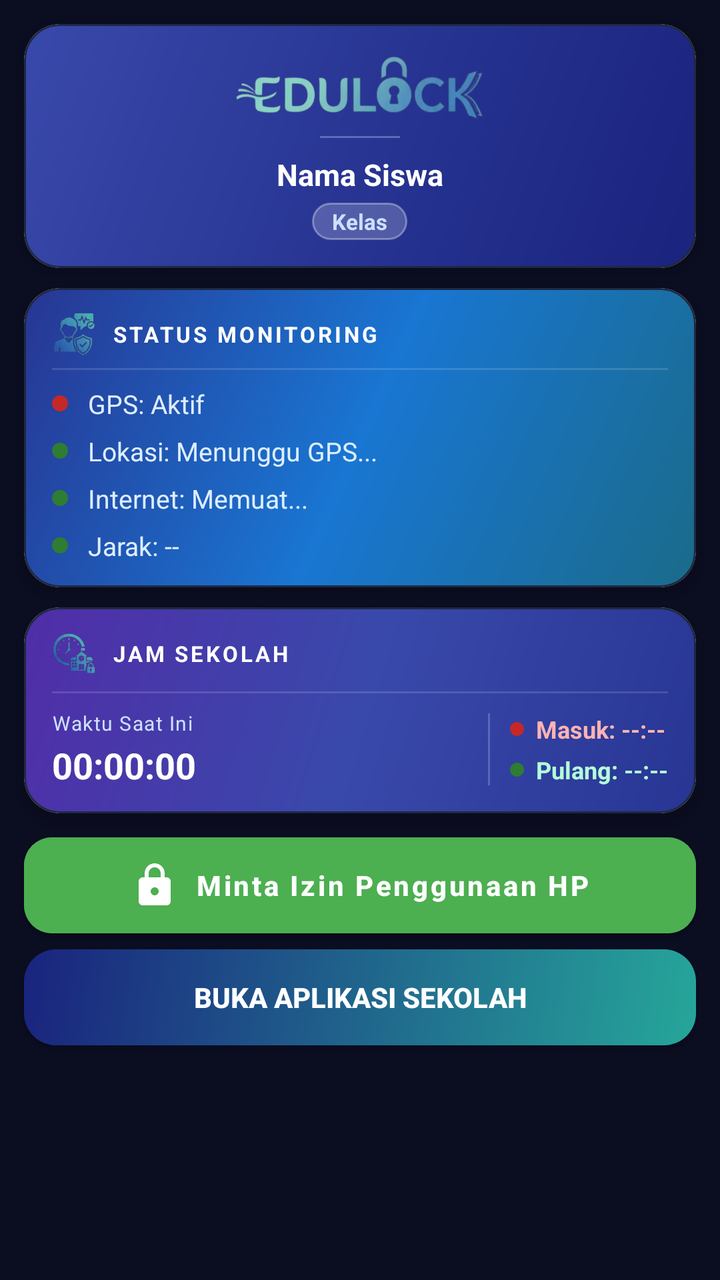
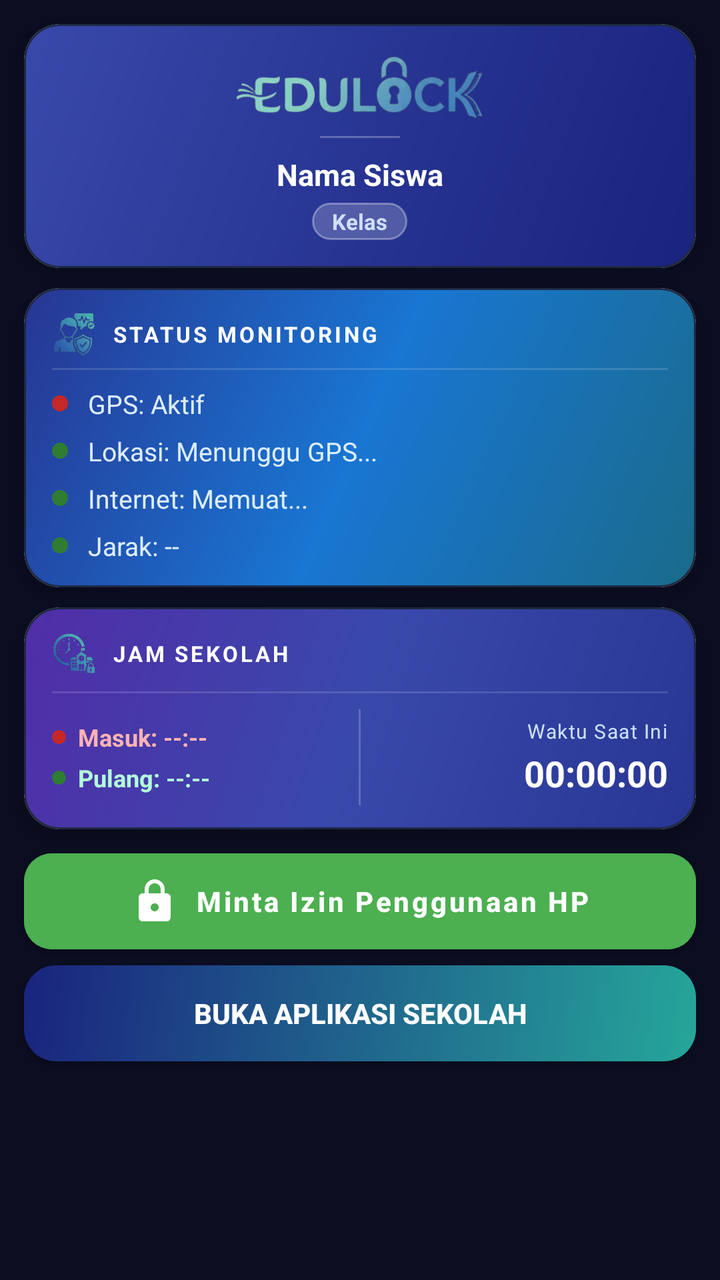

Before-and-after screenshots of an Android layout around one commit, followed by the original layout XML and the change that was made.
<!-- AndroidManifest.xml: application theme Theme.EduLock -->
<!-- res/layout/activity_main.xml -->
<?xml version="1.0" encoding="utf-8"?>
<ScrollView xmlns:android="http://schemas.android.com/apk/res/android"
    xmlns:app="http://schemas.android.com/apk/res-auto"
    xmlns:tools="http://schemas.android.com/tools"
    android:layout_width="match_parent"
    android:layout_height="match_parent"
    android:background="#0B0D21"
    android:fillViewport="true"
    tools:context=".MainActivity">

    <LinearLayout
        android:layout_width="match_parent"
        android:layout_height="wrap_content"
        android:orientation="vertical"
        android:padding="12dp"
        android:clipToPadding="false">

        
        <com.google.android.material.card.MaterialCardView
            android:layout_width="match_parent"
            android:layout_height="wrap_content"
            app:cardCornerRadius="18dp"
            app:cardElevation="6dp"
            app:strokeWidth="1dp"
            app:strokeColor="#1E2942">

            <LinearLayout
                android:id="@+id/llHeader"
                android:layout_width="match_parent"
                android:layout_height="wrap_content"
                android:orientation="vertical"
                android:background="@drawable/bg_header"
                android:paddingTop="16dp"
                android:paddingBottom="14dp"
                android:paddingStart="14dp"
                android:paddingEnd="14dp"
                android:gravity="center_horizontal">

                
                <FrameLayout
                    android:layout_width="wrap_content"
                    android:layout_height="wrap_content"
                    android:layout_gravity="center_horizontal">

                    <ImageView
                        android:layout_width="140dp"
                        android:layout_height="32dp"
                        android:src="@drawable/img_wordmark_edulock"
                        android:scaleType="fitCenter"
                        android:adjustViewBounds="true"
                        android:contentDescription="EduLock" />

                    
                    <TextView
                        android:id="@+id/tvAppTitle"
                        android:layout_width="140dp"
                        android:layout_height="32dp"
                        android:alpha="0"
                        android:text="EduLock"
                        android:clickable="true"
                        android:focusable="true" />
                </FrameLayout>

                
                <View
                    android:layout_width="40dp"
                    android:layout_height="1dp"
                    android:background="#44FFFFFF"
                    android:layout_marginTop="8dp"
                    android:layout_marginBottom="8dp" />

                
                <TextView
                    android:id="@+id/tvStudentName"
                    android:layout_width="wrap_content"
                    android:layout_height="wrap_content"
                    android:text="Nama Siswa"
                    android:textSize="15sp"
                    android:textStyle="bold"
                    android:textColor="#FFFFFF"
                    android:gravity="center"
                    android:maxLines="1"
                    android:ellipsize="end" />

                <LinearLayout
                    android:layout_width="wrap_content"
                    android:layout_height="wrap_content"
                    android:orientation="horizontal"
                    android:gravity="center_vertical"
                    android:layout_marginTop="4dp">

                    
                    <TextView
                        android:id="@+id/tvClass"
                        android:layout_width="wrap_content"
                        android:layout_height="wrap_content"
                        android:text="Kelas"
                        android:textSize="11sp"
                        android:textStyle="bold"
                        android:textColor="#CCE0FF"
                        android:background="@drawable/chip_trust_bg"
                        android:paddingStart="10dp"
                        android:paddingEnd="10dp"
                        android:paddingTop="2dp"
                        android:paddingBottom="2dp" />
                </LinearLayout>

            </LinearLayout>
        </com.google.android.material.card.MaterialCardView>

        
        <com.google.android.material.card.MaterialCardView
            android:id="@+id/cvStatus"
            android:layout_width="match_parent"
            android:layout_height="wrap_content"
            android:layout_marginTop="10dp"
            app:cardCornerRadius="18dp"
            app:cardElevation="6dp"
            app:strokeWidth="1dp"
            app:strokeColor="#1E2942">

            <LinearLayout
                android:layout_width="match_parent"
                android:layout_height="wrap_content"
                android:orientation="vertical"
                android:background="@drawable/bg_status_card"
                android:paddingStart="14dp"
                android:paddingEnd="14dp"
                android:paddingTop="12dp"
                android:paddingBottom="12dp">

                
                <LinearLayout
                    android:layout_width="match_parent"
                    android:layout_height="wrap_content"
                    android:orientation="horizontal"
                    android:gravity="center_vertical"
                    android:layout_marginBottom="6dp">

                    <ImageView
                        android:layout_width="22dp"
                        android:layout_height="22dp"
                        android:src="@drawable/ic_status_monitoring"
                        android:scaleType="fitCenter"
                        android:adjustViewBounds="true"
                        android:layout_marginEnd="8dp" />

                    <TextView
                        android:layout_width="0dp"
                        android:layout_height="wrap_content"
                        android:layout_weight="1"
                        android:text="STATUS MONITORING"
                        android:textSize="11sp"
                        android:textStyle="bold"
                        android:letterSpacing="0.12"
                        android:textColor="#FFFFFF" />
                </LinearLayout>

                
                <View
                    android:layout_width="match_parent"
                    android:layout_height="1dp"
                    android:background="#22FFFFFF"
                    android:layout_marginBottom="8dp" />

                
                <LinearLayout
                    android:layout_width="match_parent"
                    android:layout_height="wrap_content"
                    android:orientation="horizontal"
                    android:gravity="center_vertical"
                    android:layout_marginBottom="6dp">

                    <View
                        android:layout_width="8dp"
                        android:layout_height="8dp"
                        android:background="@drawable/dot_red"
                        android:layout_marginEnd="10dp" />

                    <TextView
                        android:id="@+id/tvGPSStatus"
                        android:layout_width="wrap_content"
                        android:layout_height="wrap_content"
                        android:text="GPS: Aktif"
                        android:textSize="13sp"
                        android:textColor="#DDEEFF" />
                </LinearLayout>

                
                <LinearLayout
                    android:layout_width="match_parent"
                    android:layout_height="wrap_content"
                    android:orientation="horizontal"
                    android:gravity="center_vertical"
                    android:layout_marginBottom="6dp">

                    <View
                        android:layout_width="8dp"
                        android:layout_height="8dp"
                        android:background="@drawable/dot_green"
                        android:layout_marginEnd="10dp" />

                    <TextView
                        android:id="@+id/tvLocationStatus"
                        android:layout_width="wrap_content"
                        android:layout_height="wrap_content"
                        android:text="Lokasi: Menunggu GPS..."
                        android:textSize="13sp"
                        android:textColor="#DDEEFF" />
                </LinearLayout>

                
                <LinearLayout
                    android:layout_width="match_parent"
                    android:layout_height="wrap_content"
                    android:orientation="horizontal"
                    android:gravity="center_vertical"
                    android:layout_marginBottom="6dp">

                    <View
                        android:layout_width="8dp"
                        android:layout_height="8dp"
                        android:background="@drawable/dot_green"
                        android:layout_marginEnd="10dp" />

                    <TextView
                        android:id="@+id/tvInternetStatus"
                        android:layout_width="wrap_content"
                        android:layout_height="wrap_content"
                        android:text="Internet: Memuat..."
                        android:textSize="13sp"
                        android:textColor="#DDEEFF" />
                </LinearLayout>

                
                <LinearLayout
                    android:layout_width="match_parent"
                    android:layout_height="wrap_content"
                    android:orientation="horizontal"
                    android:gravity="center_vertical">

                    <View
                        android:layout_width="8dp"
                        android:layout_height="8dp"
                        android:background="@drawable/dot_green"
                        android:layout_marginEnd="10dp" />

                    <TextView
                        android:id="@+id/tvDistance"
                        android:layout_width="wrap_content"
                        android:layout_height="wrap_content"
                        android:text="Jarak: --"
                        android:textSize="13sp"
                        android:textColor="#DDEEFF" />
                </LinearLayout>

            </LinearLayout>
        </com.google.android.material.card.MaterialCardView>

        
        <com.google.android.material.card.MaterialCardView
            android:id="@+id/cvSchoolHours"
            android:layout_width="match_parent"
            android:layout_height="wrap_content"
            android:layout_marginTop="10dp"
            app:cardCornerRadius="18dp"
            app:cardElevation="6dp"
            app:strokeWidth="1dp"
            app:strokeColor="#1E2942">

            <LinearLayout
                android:layout_width="match_parent"
                android:layout_height="wrap_content"
                android:orientation="vertical"
                android:background="@drawable/bg_time_card"
                android:paddingStart="14dp"
                android:paddingEnd="14dp"
                android:paddingTop="12dp"
                android:paddingBottom="12dp">

                
                <LinearLayout
                    android:layout_width="match_parent"
                    android:layout_height="wrap_content"
                    android:orientation="horizontal"
                    android:gravity="center_vertical"
                    android:layout_marginBottom="8dp">

                    <ImageView
                        android:layout_width="22dp"
                        android:layout_height="22dp"
                        android:src="@drawable/ic_jam_sekolah"
                        android:scaleType="fitCenter"
                        android:adjustViewBounds="true"
                        android:layout_marginEnd="8dp" />

                    <TextView
                        android:layout_width="0dp"
                        android:layout_height="wrap_content"
                        android:layout_weight="1"
                        android:text="JAM SEKOLAH"
                        android:textSize="11sp"
                        android:textStyle="bold"
                        android:letterSpacing="0.12"
                        android:textColor="#FFFFFF" />
                </LinearLayout>

                
                <View
                    android:layout_width="match_parent"
                    android:layout_height="1dp"
                    android:background="#22FFFFFF"
                    android:layout_marginBottom="8dp" />

                
                <LinearLayout
                    android:layout_width="match_parent"
                    android:layout_height="wrap_content"
                    android:orientation="horizontal"
                    android:gravity="center_vertical">

                    
                    <LinearLayout
                        android:layout_width="0dp"
                        android:layout_height="wrap_content"
                        android:layout_weight="1"
                        android:orientation="vertical">

                        <TextView
                            android:layout_width="wrap_content"
                            android:layout_height="wrap_content"
                            android:text="Waktu Saat Ini"
                            android:textSize="10sp"
                            android:textColor="#CCE0FF"
                            android:letterSpacing="0.05" />

                        <LinearLayout
                            android:layout_width="wrap_content"
                            android:layout_height="wrap_content"
                            android:orientation="horizontal"
                            android:gravity="center_vertical"
                            android:layout_marginTop="2dp">

                            <TextView
                                android:id="@+id/tvCurrentTime"
                                android:layout_width="wrap_content"
                                android:layout_height="wrap_content"
                                android:text="00:00:00"
                                android:textSize="18sp"
                                android:textStyle="bold"
                                android:textColor="#FFFFFF" />
                        </LinearLayout>
                    </LinearLayout>

                    
                    <View
                        android:layout_width="1dp"
                        android:layout_height="36dp"
                        android:background="#33FFFFFF"
                        android:layout_marginStart="10dp"
                        android:layout_marginEnd="10dp" />

                    
                    <LinearLayout
                        android:layout_width="wrap_content"
                        android:layout_height="wrap_content"
                        android:orientation="vertical">

                        
                        <LinearLayout
                            android:layout_width="wrap_content"
                            android:layout_height="wrap_content"
                            android:orientation="horizontal"
                            android:gravity="center_vertical"
                            android:layout_marginBottom="4dp">

                            <View
                                android:layout_width="7dp"
                                android:layout_height="7dp"
                                android:background="@drawable/dot_red"
                                android:layout_marginEnd="6dp" />

                            <TextView
                                android:id="@+id/tvSchoolStartTime"
                                android:layout_width="wrap_content"
                                android:layout_height="wrap_content"
                                android:text="Masuk: --:--"
                                android:textSize="12sp"
                                android:textStyle="bold"
                                android:textColor="#FFB3B3" />
                        </LinearLayout>

                        
                        <LinearLayout
                            android:layout_width="wrap_content"
                            android:layout_height="wrap_content"
                            android:orientation="horizontal"
                            android:gravity="center_vertical">

                            <View
                                android:layout_width="7dp"
                                android:layout_height="7dp"
                                android:background="@drawable/dot_green"
                                android:layout_marginEnd="6dp" />

                            <TextView
                                android:id="@+id/tvSchoolEndTime"
                                android:layout_width="wrap_content"
                                android:layout_height="wrap_content"
                                android:text="Pulang: --:--"
                                android:textSize="12sp"
                                android:textStyle="bold"
                                android:textColor="#B3FFD9" />
                        </LinearLayout>
                    </LinearLayout>
                </LinearLayout>

            </LinearLayout>
        </com.google.android.material.card.MaterialCardView>

        
        <com.google.android.material.card.MaterialCardView
            android:id="@+id/cvPermissionStatus"
            android:layout_width="match_parent"
            android:layout_height="wrap_content"
            android:layout_marginTop="10dp"
            android:visibility="gone"
            app:cardCornerRadius="16dp"
            app:cardElevation="6dp"
            app:strokeWidth="0dp"
            app:cardBackgroundColor="@color/success">

            <LinearLayout
                android:layout_width="match_parent"
                android:layout_height="wrap_content"
                android:orientation="vertical"
                android:padding="14dp">

                <TextView
                    android:id="@+id/tvPermissionStatus"
                    android:layout_width="wrap_content"
                    android:layout_height="wrap_content"
                    android:text="✅ Monitoring DI-PAUSE"
                    android:textSize="14sp"
                    android:textStyle="bold"
                    android:textColor="#FFFFFF" />

                <TextView
                    android:id="@+id/tvPermissionTimer"
                    android:layout_width="wrap_content"
                    android:layout_height="wrap_content"
                    android:text="Sisa waktu: 01:45"
                    android:textSize="12sp"
                    android:textColor="#E0FFE0"
                    android:layout_marginTop="2dp" />

            </LinearLayout>
        </com.google.android.material.card.MaterialCardView>

        
        <com.google.android.material.button.MaterialButton
            android:id="@+id/btnRequestPermission"
            android:layout_width="match_parent"
            android:layout_height="48dp"
            android:layout_marginTop="12dp"
            android:text="Minta Izin Penggunaan HP"
            android:textSize="14sp"
            android:textStyle="bold"
            android:textColor="#FFFFFF"
            android:backgroundTint="@color/success"
            app:cornerRadius="14dp"
            app:icon="@drawable/ic_lock"
            app:iconGravity="textStart"
            app:iconTint="@color/white"
            app:iconPadding="8dp" />

        
        <Button
            android:id="@+id/btnSchoolAppFallback"
            android:layout_width="match_parent"
            android:layout_height="48dp"
            android:layout_marginTop="8dp"
            android:layout_marginBottom="16dp"
            android:text="BUKA APLIKASI SEKOLAH"
            android:textSize="14sp"
            android:textStyle="bold"
            android:textColor="#FFFFFF"
            android:background="@drawable/bg_btn_secondary"
            android:visibility="visible" />

    </LinearLayout>
</ScrollView>
<!-- resources referenced by this layout -->
<resources>
  <color name="success">#4CAF50</color>
  <color name="white">#FFFFFF</color>
  <!-- drawable bg_btn_secondary (drawable) -->
  <?xml version="1.0" encoding="utf-8"?>
  <shape xmlns:android="http://schemas.android.com/apk/res/android">
      <gradient
          android:angle="135"
          android:startColor="#26A69A"
          android:endColor="#1A237E"
          android:type="linear" />
      <corners android:radius="16dp" />
  </shape>
  <!-- drawable bg_header (drawable) -->
  <?xml version="1.0" encoding="utf-8"?>
  <shape xmlns:android="http://schemas.android.com/apk/res/android">
      <gradient
          android:angle="135"
          android:startColor="#1A237E"
          android:centerColor="#283593"
          android:endColor="#3949AB"
          android:type="linear" />
      <corners android:radius="20dp" />
  </shape>
  <!-- drawable bg_status_card (drawable) -->
  <?xml version="1.0" encoding="utf-8"?>
  <shape xmlns:android="http://schemas.android.com/apk/res/android">
      <gradient
          android:angle="135"
          android:startColor="#1A6B8A"
          android:centerColor="#1976D2"
          android:endColor="#283593"
          android:type="linear" />
      <corners android:radius="20dp" />
  </shape>
  <!-- drawable bg_time_card (drawable) -->
  <?xml version="1.0" encoding="utf-8"?>
  <shape xmlns:android="http://schemas.android.com/apk/res/android">
      <gradient
          android:angle="135"
          android:startColor="#283593"
          android:centerColor="#3949AB"
          android:endColor="#512DA8"
          android:type="linear" />
      <corners android:radius="20dp" />
  </shape>
  <!-- drawable chip_trust_bg (drawable) -->
  <?xml version="1.0" encoding="utf-8"?>
  <shape xmlns:android="http://schemas.android.com/apk/res/android">
      <solid android:color="#33FFFFFF" />
      <corners android:radius="20dp" />
      <stroke
          android:width="1dp"
          android:color="#55FFFFFF" />
  </shape>
  <!-- drawable dot_green (drawable) -->
  <?xml version="1.0" encoding="utf-8"?>
  <shape xmlns:android="http://schemas.android.com/apk/res/android"
      android:shape="oval">
      <solid android:color="#2E7D32" />
  </shape>
  <!-- drawable dot_red (drawable) -->
  <?xml version="1.0" encoding="utf-8"?>
  <shape xmlns:android="http://schemas.android.com/apk/res/android"
      android:shape="oval">
      <solid android:color="#C62828" />
  </shape>
  <!-- drawable ic_lock (drawable) -->
  <vector xmlns:android="http://schemas.android.com/apk/res/android"
      android:width="24dp"
      android:height="24dp"
      android:viewportWidth="24"
      android:viewportHeight="24">
    <path
        android:fillColor="#FF000000"
        android:pathData="M18,8h-1V6c0,-2.76 -2.24,-5 -5,-5S7,3.24 7,6v2H6c-1.1,0 -2,0.9 -2,2v10c0,1.1 0.9,2 2,2h12c1.1,0 2,-0.9 2,-2V10c0,-1.1 -0.9,-2 -2,-2zM12,17c-1.1,0 -2,-0.9 -2,-2s0.9,-2 2,-2 2,0.9 2,2 -0.9,2 -2,2zM9,8V6c0,-1.66 1.34,-3 3,-3s3,1.34 3,3v2H9z"/>
  </vector>
  <color name="primary">#2196F3</color>
  <color name="primary_dark">#1976D2</color>
  <color name="accent">#FF9800</color>
  <color name="surface_variant">#0F1035</color>
  <color name="text_primary">#333333</color>
  <color name="text_secondary">#666666</color>
  <style name="Widget.EduLock.Button" parent="Widget.MaterialComponents.Button">
          <item name="android:textAllCaps">false</item>
          <item name="cornerRadius">14dp</item>
          <item name="android:insetLeft">0dp</item>
          <item name="android:insetRight">0dp</item>
          <item name="android:insetTop">0dp</item>
          <item name="android:insetBottom">0dp</item>
      </style>
  <style name="Widget.EduLock.Card" parent="Widget.MaterialComponents.CardView">
          <item name="cardCornerRadius">16dp</item>
          <item name="cardElevation">2dp</item>
          <item name="strokeColor">@color/outline</item>
          <item name="strokeWidth">1dp</item>
          <item name="cardBackgroundColor">@color/surface</item>
      </style>
  <color name="outline">#33FFFFFF</color>
  <color name="surface">#FFFFFF</color>
  <!-- unchanged entries left out for length: 4 -->
</resources>

<!-- the commit's change to res/layout/activity_main.xml (unified diff, before → after) -->
@@ -326,46 +326,6 @@
                         android:layout_weight="1"
                         android:orientation="vertical">
 
-                        <TextView
-                            android:layout_width="wrap_content"
-                            android:layout_height="wrap_content"
-                            android:text="Waktu Saat Ini"
-                            android:textSize="10sp"
-                            android:textColor="#CCE0FF"
-                            android:letterSpacing="0.05" />
-
-                        <LinearLayout
-                            android:layout_width="wrap_content"
-                            android:layout_height="wrap_content"
-                            android:orientation="horizontal"
-                            android:gravity="center_vertical"
-                            android:layout_marginTop="2dp">
-
-                            <TextView
-                                android:id="@+id/tvCurrentTime"
-                                android:layout_width="wrap_content"
-                                android:layout_height="wrap_content"
-                                android:text="00:00:00"
-                                android:textSize="18sp"
-                                android:textStyle="bold"
-                                android:textColor="#FFFFFF" />
-                        </LinearLayout>
-                    </LinearLayout>
-
-                    
-                    <View
-                        android:layout_width="1dp"
-                        android:layout_height="36dp"
-                        android:background="#33FFFFFF"
-                        android:layout_marginStart="10dp"
-                        android:layout_marginEnd="10dp" />
-
-                    
-                    <LinearLayout
-                        android:layout_width="wrap_content"
-                        android:layout_height="wrap_content"
-                        android:orientation="vertical">
-
                         
                         <LinearLayout
                             android:layout_width="wrap_content"
@@ -390,7 +350,6 @@
                                 android:textColor="#FFB3B3" />
                         </LinearLayout>
 
-                        
                         <LinearLayout
                             android:layout_width="wrap_content"
                             android:layout_height="wrap_content"
@@ -413,10 +372,45 @@
                                 android:textColor="#B3FFD9" />
                         </LinearLayout>
                     </LinearLayout>
+
+                    
+                    <View
+                        android:layout_width="1dp"
+                        android:layout_height="48dp"
+                        android:background="#33FFFFFF"
+                        android:layout_marginStart="12dp"
+                        android:layout_marginEnd="12dp" />
+
+                    
+                    <LinearLayout
+                        android:layout_width="0dp"
+                        android:layout_height="wrap_content"
+                        android:layout_weight="1"
+                        android:orientation="vertical"
+                        android:gravity="end">
+
+                        <TextView
+                            android:layout_width="wrap_content"
+                            android:layout_height="wrap_content"
+                            android:text="Waktu Saat Ini"
+                            android:textSize="10sp"
+                            android:textColor="#CCE0FF"
+                            android:letterSpacing="0.05" />
+
+                        <TextView
+                            android:id="@+id/tvCurrentTime"
+                            android:layout_width="wrap_content"
+                            android:layout_height="wrap_content"
+                            android:layout_marginTop="2dp"
+                            android:text="00:00:00"
+                            android:textSize="18sp"
+                            android:textStyle="bold"
+                            android:textColor="#FFFFFF" />
+                    </LinearLayout>
                 </LinearLayout>
 
             </LinearLayout>
-        </com.google.android.material.card.MaterialCardView>
+            </com.google.android.material.card.MaterialCardView>
 
         
         <com.google.android.material.card.MaterialCardView
